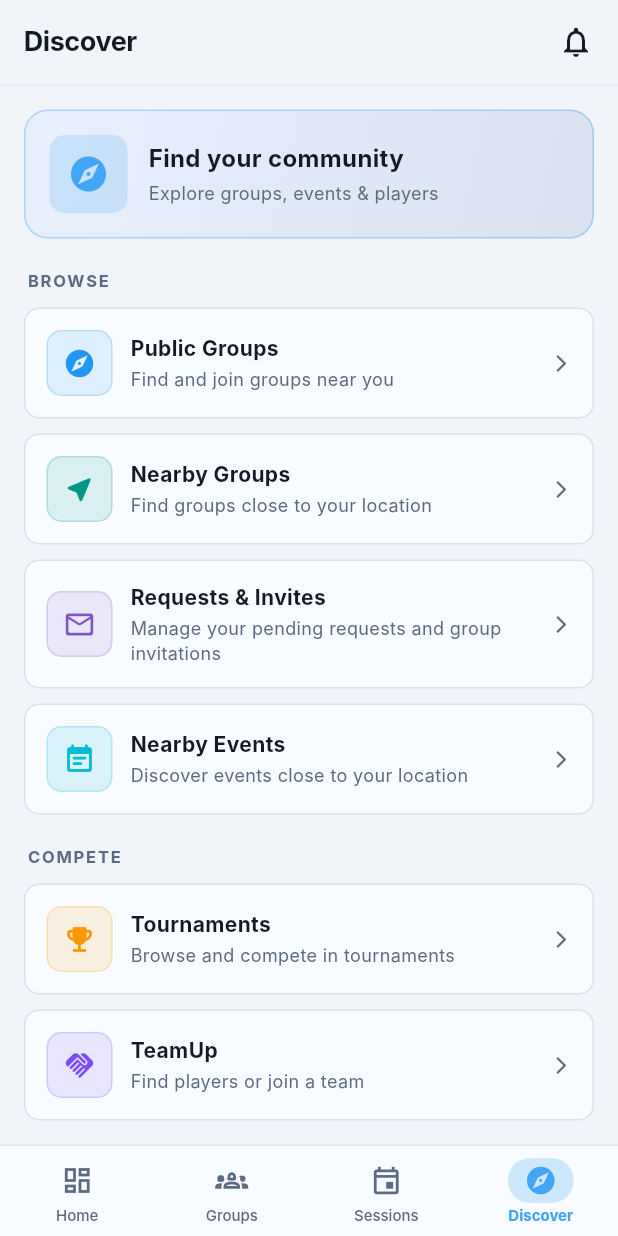
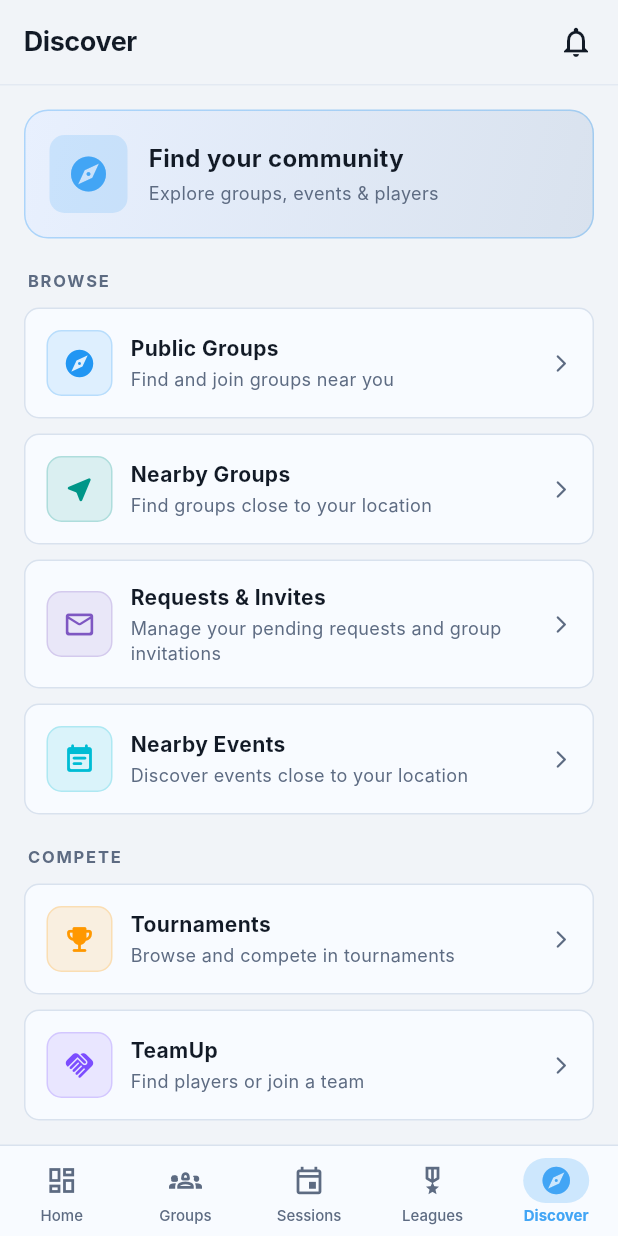
Before and after one commit to zipthezap/Teamly, a Flutter app: the DiscoverPage screen opened by its route, on a phone screen of 412 x 824 dp. Run offline on Flutter 3.47's test engine with Material 3 defaults, Android fonts, the phone set to English and light mode, and no system bars; our stand-ins replace dio, equatable, firebase_core, firebase_messaging, flutter_riverpod, flutter_secure_storage and 4 more; missing offline and left inert: flutter_app_badger; accounts and stored records are empty; network calls fail; Roboto replaces fonts that are missing (Inter).

Commit message:
feat: add Leagues tab to mobile bottom navigation
- Add Leagues nav item (index 3) to MobileShell _BottomNav between Sessions and Discover
- Update navigateByTab to route index 3 → /leagues, index 4 → /discover
- Update DiscoverPage currentIndex 3 → 4
- Wrap LeaguesPage in MobileShell (currentIndex: 3) replacing bare Scaffold

Agent-Logs-Url: https://github.com/zipthezap/Teamly/sessions/3d9aa146-e12f-490e-adc8-b9bd0cf798f5

Co-authored-by: zipthezap <51761473+zipthezap@users.noreply.github.com>

```diff
--- a/src/mobile/lib/features/discover/presentation/discover_page.dart
+++ b/src/mobile/lib/features/discover/presentation/discover_page.dart
@@ -19,7 +19,7 @@ class DiscoverPage extends StatelessWidget {
 
     return MobileShell(
       title: 'Discover',
-      currentIndex: 3,
+      currentIndex: 4,
       child: ListView(
         padding: const EdgeInsets.fromLTRB(16, 16, 16, 24),
         children: [
--- a/src/mobile/lib/shared/widgets/mobile_shell.dart
+++ b/src/mobile/lib/shared/widgets/mobile_shell.dart
@@ -37,6 +37,9 @@ class MobileShell extends ConsumerWidget {
         context.go('/sessions');
         return;
       case 3:
+        context.go('/leagues');
+        return;
+      case 4:
         context.go('/discover');
         return;
       default:
@@ -150,11 +153,18 @@ class _BottomNav extends StatelessWidget {
                 onTap: () => onTap(2),
               ),
               _NavItem(
+                icon: Icons.military_tech_outlined,
+                selectedIcon: Icons.military_tech_rounded,
+                label: 'Leagues',
+                selected: currentIndex == 3,
+                onTap: () => onTap(3),
+              ),
+              _NavItem(
                 icon: Icons.explore_outlined,
                 selectedIcon: Icons.explore_rounded,
                 label: 'Discover',
-                selected: currentIndex == 3,
-                onTap: () => onTap(3),
+                selected: currentIndex == 4,
+                onTap: () => onTap(4),
               ),
             ],
           ),
```
Also changed, not shown: src/mobile/lib/features/leagues/presentation/leagues_page.dart (+5 -9 lines).
